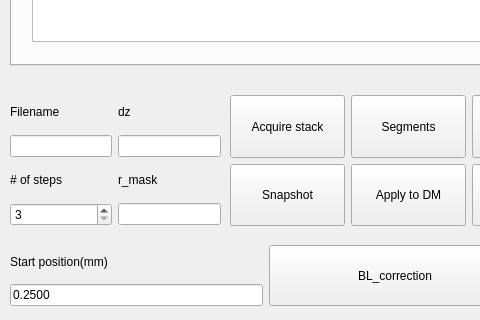
This is modules/BMC_multicorrection/BMC_multicorrection_design.ui in Huanglab-ucsf/InControl as Qt 5 draws it before an edit; both pictures show x 0 to 480 and y 335 to 655 of the 1152 by 739 pixel window. The edited form follows.
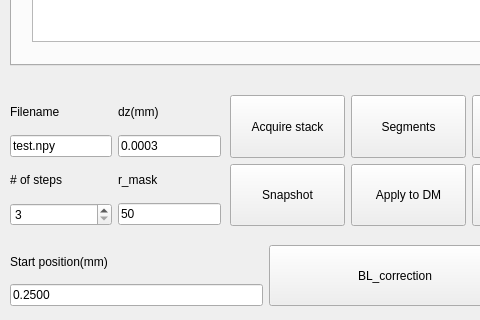
This is the edited form.

```diff
--- a/modules/BMC_multicorrection/BMC_multicorrection_design.ui
+++ b/modules/BMC_multicorrection/BMC_multicorrection_design.ui
@@ -738,10 +738,18 @@
       </widget>
      </item>
      <item row="3" column="1">
-      <widget class="QLineEdit" name="lineEdit_mask"/>
+      <widget class="QLineEdit" name="lineEdit_mask">
+       <property name="text">
+        <string>50</string>
+       </property>
+      </widget>
      </item>
      <item row="1" column="1">
-      <widget class="QLineEdit" name="lineEdit_dz"/>
+      <widget class="QLineEdit" name="lineEdit_dz">
+       <property name="text">
+        <string>0.0003</string>
+       </property>
+      </widget>
      </item>
      <item row="3" column="0">
       <widget class="QSpinBox" name="spinbox_Nsteps">
@@ -767,7 +775,11 @@
       </widget>
      </item>
      <item row="1" column="0">
-      <widget class="QLineEdit" name="lineEdit_filename"/>
+      <widget class="QLineEdit" name="lineEdit_filename">
+       <property name="text">
+        <string>test.npy</string>
+       </property>
+      </widget>
      </item>
      <item row="0" column="1">
       <widget class="QLabel" name="label_stepsize">
@@ -781,7 +793,7 @@
         <enum>Qt::LeftToRight</enum>
        </property>
        <property name="text">
-        <string>dz</string>
+        <string>dz(mm)</string>
        </property>
       </widget>
      </item>
```
